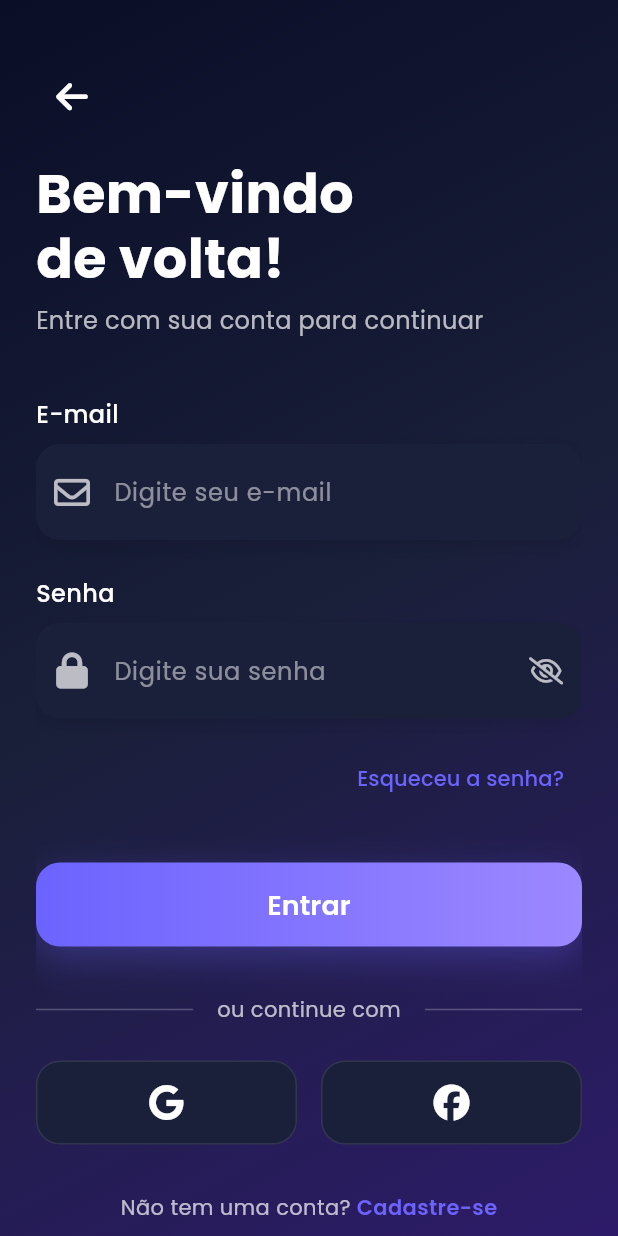
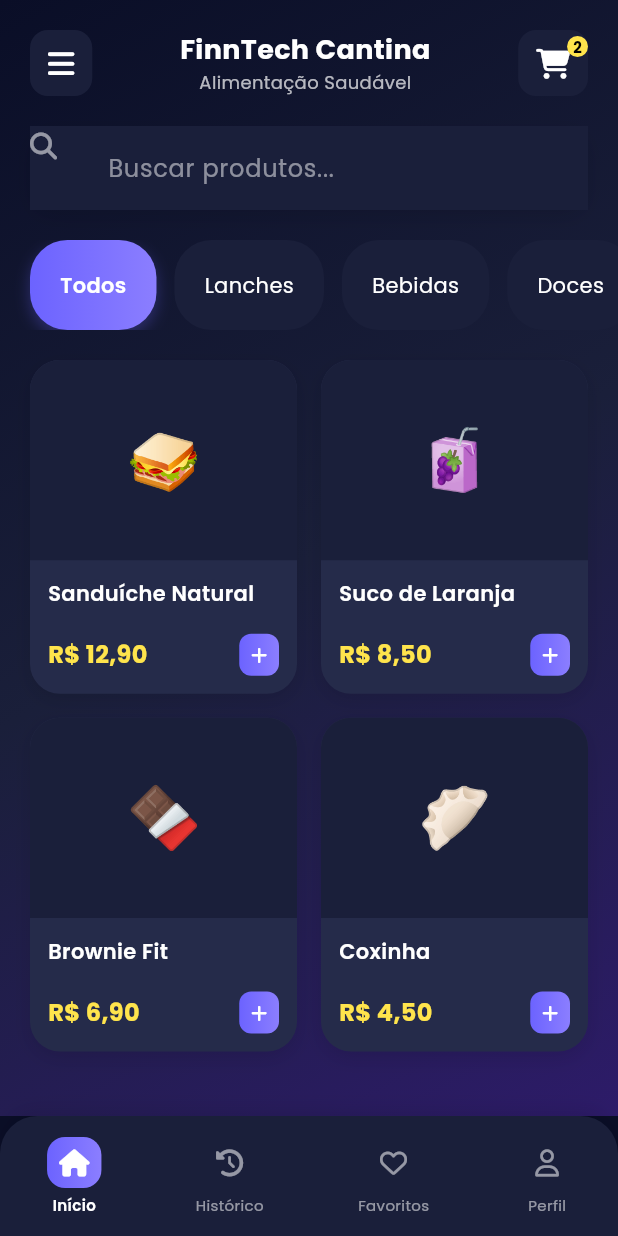
Before and after one commit to IsaacCastrooSilva/mobile-cantina, a Flutter app: the screen it shows after launch, after a tap on "Entrar", on a phone screen of 412 x 824 dp. Run offline on Flutter 3.47's test engine with Material 3 defaults, Android fonts, the phone set to English and light mode, and no system bars; drawn by our look-alikes of flutter_animate; our stand-ins replace font_awesome_flutter, google_fonts.

Commit message:
feat: adiciona tela inicial da cantina online com menu, pesquisa, carrinho e categorias

```diff
--- /dev/null
+++ b/lib/screens/home_screen.dart
@@ -0,0 +1,422 @@
+import 'package:flutter/material.dart';
+import 'package:flutter_animate/flutter_animate.dart';
+import 'package:google_fonts/google_fonts.dart';
+import 'package:font_awesome_flutter/font_awesome_flutter.dart';
+import '../theme/app_theme.dart';
+
+class HomeScreen extends StatefulWidget {
+  const HomeScreen({super.key});
+
+  @override
+  State<HomeScreen> createState() => _HomeScreenState();
+}
+
+class _HomeScreenState extends State<HomeScreen> {
+  final TextEditingController _searchController = TextEditingController();
+  int _selectedCategoryIndex = 0;
+
+  final List<String> _categories = [
+    'Todos',
+    'Lanches',
+    'Bebidas',
+    'Doces',
+    'Salgados',
+    'Frutas'
+  ];
+
+  final List<Map<String, dynamic>> _products = [
+    {
+      'name': 'Sanduíche Natural',
+      'price': 'R\$ 12,90',
+      'image': '🥪',
+      'category': 'Lanches'
+    },
+    {
+      'name': 'Suco de Laranja',
+      'price': 'R\$ 8,50',
+      'image': '🧃',
+      'category': 'Bebidas'
+    },
+    {
+      'name': 'Brownie Fit',
+      'price': 'R\$ 6,90',
+      'image': '🍫',
+      'category': 'Doces'
+    },
+    {
+      'name': 'Coxinha',
+      'price': 'R\$ 4,50',
+      'image': '🥟',
+      'category': 'Salgados'
+    },
+  ];
+
+  @override
+  Widget build(BuildContext context) {
+    return Scaffold(
+      body: Container(
+        decoration: const BoxDecoration(
+          gradient: LinearGradient(
+            begin: Alignment.topLeft,
+            end: Alignment.bottomRight,
+            colors: [
+              Color(0xFF0A0E27),
+              Color(0xFF1A1F3A),
+              Color(0xFF2D1B69),
+            ],
+          ),
+        ),
+        child: SafeArea(
+          child: Column(
+            children: [
+              _buildHeader(),
+              _buildSearchBar(),
+              _buildCategories(),
+              Expanded(child: _buildProductGrid()),
+            ],
+          ),
+        ),
+      ),
+      bottomNavigationBar: _buildBottomNav(),
+    );
+  }
+
+  Widget _buildHeader() {
+    return Padding(
+      padding: const EdgeInsets.all(20),
+      child: Row(
+        children: [
+          Container(
+            padding: const EdgeInsets.all(12),
+            decoration: BoxDecoration(
+              color: AppTheme.surfaceColor,
+              borderRadius: BorderRadius.circular(12),
+            ),
+            child: const FaIcon(
+              FontAwesomeIcons.bars,
+              color: Colors.white,
+              size: 20,
+            ),
+          ).animate().fadeIn().slideX(begin: -0.3),
+          const Spacer(),
+          Column(
+            children: [
+              Text(
+                'FinnTech Cantina',
+                style: GoogleFonts.poppins(
+                  fontSize: 18,
+                  fontWeight: FontWeight.bold,
+                  color: Colors.white,
+                ),
+              ),
+              Text(
+                'Alimentação Saudável',
+                style: GoogleFonts.poppins(
+                  fontSize: 12,
+                  color: Colors.white.withOpacity(0.7),
+                ),
+              ),
+            ],
+          ).animate().fadeIn(delay: 200.ms),
+          const Spacer(),
+          Stack(
+            children: [
+              Container(
+                padding: const EdgeInsets.all(12),
+                decoration: BoxDecoration(
+                  color: AppTheme.surfaceColor,
+                  borderRadius: BorderRadius.circular(12),
+                ),
+                child: const FaIcon(
+                  FontAwesomeIcons.shoppingCart,
+                  color: Colors.white,
+                  size: 20,
+                ),
+              ),
+              Positioned(
+                right: 0,
+                top: 0,
+                child: Container(
+                  padding: const EdgeInsets.all(4),
+                  decoration: const BoxDecoration(
+                    color: AppTheme.secondaryColor,
+                    shape: BoxShape.circle,
+                  ),
+                  child: Text(
+                    '2',
+                    style: GoogleFonts.poppins(
+                      fontSize: 10,
+                      fontWeight: FontWeight.bold,
+                      color: Colors.black,
+                    ),
+                  ),
+                ),
+              ),
+            ],
+          ).animate().fadeIn(delay: 400.ms).slideX(begin: 0.3),
+        ],
+      ),
+    );
+  }
+
+  Widget _buildSearchBar() {
+    return Padding(
+      padding: const EdgeInsets.symmetric(horizontal: 20),
+      child: Container(
+        decoration: BoxDecoration(
+          color: AppTheme.surfaceColor,
+          borderRadius: BorderRadius.circular(16),
+          boxShadow: [
+            BoxShadow(
+              color: Colors.black.withOpacity(0.1),
+              blurRadius: 10,
+              offset: const Offset(0, 4),
+            ),
+          ],
+        ),
+        child: TextField(
+          controller: _searchController,
+          style: GoogleFonts.poppins(color: Colors.white),
+          decoration: InputDecoration(
+            hintText: 'Buscar produtos...',
+            hintStyle: GoogleFonts.poppins(
+              color: Colors.white.withOpacity(0.5),
+            ),
+            prefixIcon: const FaIcon(
+              FontAwesomeIcons.magnifyingGlass,
+              color: Colors.white54,
+              size: 18,
+            ),
+            border: InputBorder.none,
+            contentPadding: const EdgeInsets.all(16),
+          ),
+        ),
+      ).animate().fadeIn(delay: 600.ms).slideY(begin: 0.3),
+    );
+  }
+
+  Widget _buildCategories() {
+    return Container(
+      height: 60,
+      margin: const EdgeInsets.symmetric(vertical: 20),
+      child: ListView.builder(
+        scrollDirection: Axis.horizontal,
+        padding: const EdgeInsets.symmetric(horizontal: 20),
+        itemCount: _categories.length,
+        itemBuilder: (context, index) {
+          final isSelected = index == _selectedCategoryIndex;
+          return GestureDetector(
+            onTap: () {
+              setState(() {
+                _selectedCategoryIndex = index;
+              });
+            },
+            child: Container(
+              margin: const EdgeInsets.only(right: 12),
+              padding: const EdgeInsets.symmetric(horizontal: 20, vertical: 12),
+              decoration: BoxDecoration(
+                gradient: isSelected
+                    ? const LinearGradient(
+                        colors: [AppTheme.primaryColor, Color(0xFF8B7EFF)],
+                      )
+                    : null,
+                color: isSelected ? null : AppTheme.surfaceColor,
+                borderRadius: BorderRadius.circular(25),
+                boxShadow: isSelected
+                    ? [
+                        BoxShadow(
+                          color: AppTheme.primaryColor.withOpacity(0.3),
+                          blurRadius: 8,
+                          offset: const Offset(0, 4),
+                        ),
+                      ]
+                    : null,
+              ),
+              child: Center(
+                child: Text(
+                  _categories[index],
+                  style: GoogleFonts.poppins(
+                    color: Colors.white,
+                    fontWeight: isSelected ? FontWeight.w600 : FontWeight.w400,
+                  ),
+                ),
+              ),
+            ),
+          ).animate(delay: (index * 100).ms).fadeIn().slideX(begin: 0.3);
+        },
+      ),
+    );
+  }
+
+  Widget _buildProductGrid() {
+    return Padding(
+      padding: const EdgeInsets.symmetric(horizontal: 20),
+      child: GridView.builder(
+        gridDelegate: const SliverGridDelegateWithFixedCrossAxisCount(
+          crossAxisCount: 2,
+          childAspectRatio: 0.8,
+          crossAxisSpacing: 16,
+          mainAxisSpacing: 16,
+        ),
+        itemCount: _products.length,
+        itemBuilder: (context, index) {
+          final product = _products[index];
+          return Container(
+            decoration: BoxDecoration(
+              color: AppTheme.cardColor,
+              borderRadius: BorderRadius.circular(20),
+              boxShadow: [
+                BoxShadow(
+                  color: Colors.black.withOpacity(0.1),
+                  blurRadius: 10,
+                  offset: const Offset(0, 4),
+                ),
+              ],
+            ),
+            child: Column(
+              crossAxisAlignment: CrossAxisAlignment.start,
+              children: [
+                Expanded(
+                  flex: 3,
+                  child: Container(
+                    width: double.infinity,
+                    decoration: BoxDecoration(
+                      color: AppTheme.surfaceColor,
+                      borderRadius: const BorderRadius.only(
+                        topLeft: Radius.circular(20),
+                        topRight: Radius.circular(20),
+                      ),
+                    ),
+                    child: Center(
+                      child: Text(
+                        product['image'],
+                        style: const TextStyle(fontSize: 40),
+                      ),
+                    ),
+                  ),
+                ),
+                Expanded(
+                  flex: 2,
+                  child: Padding(
+                    padding: const EdgeInsets.all(12),
+                    child: Column(
+                      crossAxisAlignment: CrossAxisAlignment.start,
+                      children: [
+                        Text(
+                          product['name'],
+                          style: GoogleFonts.poppins(
+                            color: Colors.white,
+                            fontWeight: FontWeight.w600,
+                            fontSize: 14,
+                          ),
+                          maxLines: 1,
+                          overflow: TextOverflow.ellipsis,
+                        ),
+                        const Spacer(),
+                        Row(
+                          mainAxisAlignment: MainAxisAlignment.spaceBetween,
+                          children: [
+                            Text(
+                              product['price'],
+                              style: GoogleFonts.poppins(
+                                color: AppTheme.secondaryColor,
+                                fontWeight: FontWeight.bold,
+                                fontSize: 16,
+                              ),
+                            ),
+                            Container(
+                              padding: const EdgeInsets.all(8),
+                              decoration: BoxDecoration(
+                                gradient: const LinearGradient(
+                                  colors: [AppTheme.primaryColor, Color(0xFF8B7EFF)],
+                                ),
+                                borderRadius: BorderRadius.circular(8),
+                              ),
+                              child: const FaIcon(
+                                FontAwesomeIcons.plus,
+                                color: Colors.white,
+                                size: 12,
+                              ),
+                            ),
+                          ],
+                        ),
+                      ],
+                    ),
+                  ),
+                ),
+              ],
+            ),
+          ).animate(delay: (index * 100).ms).fadeIn().slideY(begin: 0.3);
+        },
+      ),
+    );
+  }
+
+  Widget _buildBottomNav() {
+    return Container(
+      height: 80,
+      decoration: BoxDecoration(
+        color: AppTheme.surfaceColor,
+        borderRadius: const BorderRadius.only(
+          topLeft: Radius.circular(25),
+          topRight: Radius.circular(25),
+        ),
+        boxShadow: [
+          BoxShadow(
+            color: Colors.black.withOpacity(0.1),
+            blurRadius: 10,
+            offset: const Offset(0, -4),
+          ),
+        ],
+      ),
+      child: Row(
+        mainAxisAlignment: MainAxisAlignment.spaceAround,
+        children: [
+          _buildNavItem(FontAwesomeIcons.house, 'Início', true),
+          _buildNavItem(FontAwesomeIcons.clockRotateLeft, 'Histórico', false),
+          _buildNavItem(FontAwesomeIcons.heart, 'Favoritos', false),
+          _buildNavItem(FontAwesomeIcons.user, 'Perfil', false),
+        ],
+      ),
+    );
+  }
+
+  Widget _buildNavItem(IconData icon, String label, bool isSelected) {
+    return Column(
+      mainAxisAlignment: MainAxisAlignment.center,
+      children: [
+        Container(
+          padding: const EdgeInsets.all(8),
+          decoration: BoxDecoration(
+            gradient: isSelected
+                ? const LinearGradient(
+                    colors: [AppTheme.primaryColor, Color(0xFF8B7EFF)],
+                  )
+                : null,
+            borderRadius: BorderRadius.circular(12),
+          ),
+          child: FaIcon(
+            icon,
+            color: isSelected ? Colors.white : Colors.white54,
+            size: 18,
+          ),
+        ),
+        const SizedBox(height: 4),
+        Text(
+          label,
+          style: GoogleFonts.poppins(
+            color: isSelected ? Colors.white : Colors.white54,
+            fontSize: 10,
+            fontWeight: isSelected ? FontWeight.w600 : FontWeight.w400,
+          ),
+        ),
+      ],
+    );
+  }
+
+  @override
+  void dispose() {
+    _searchController.dispose();
+    super.dispose();
+  }
+}
```
Also changed, not shown: lib/main.dart (+129 -6 lines), lib/utils/validators.dart (added, +60 -0 lines), lib/widgets/custom_text_field.dart (+7 -1 lines).
